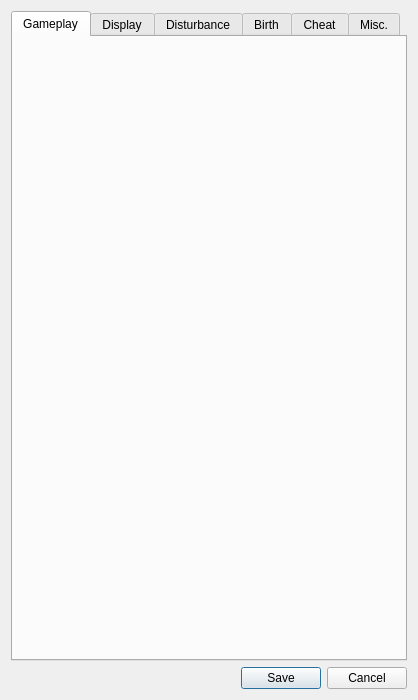
Qt form NPPQT/src/optionsdialog.ui (nppangband/NPPAngband) before a commit.
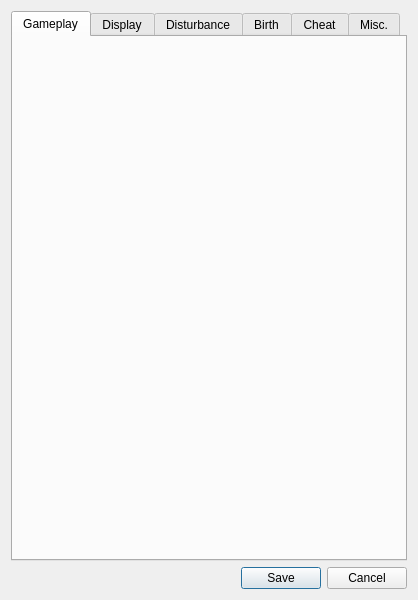
The same form after that commit.

The edit to the form file:
```diff
--- a/NPPQT/src/optionsdialog.ui
+++ b/NPPQT/src/optionsdialog.ui
@@ -10,7 +10,7 @@
     <x>0</x>
     <y>0</y>
     <width>418</width>
-    <height>700</height>
+    <height>600</height>
    </rect>
   </property>
   <property name="sizePolicy">
```
